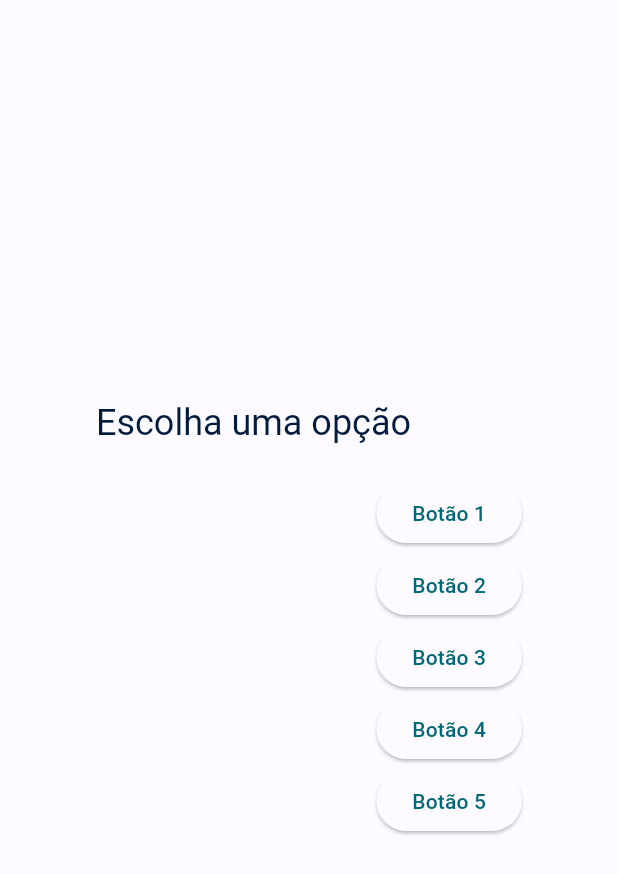
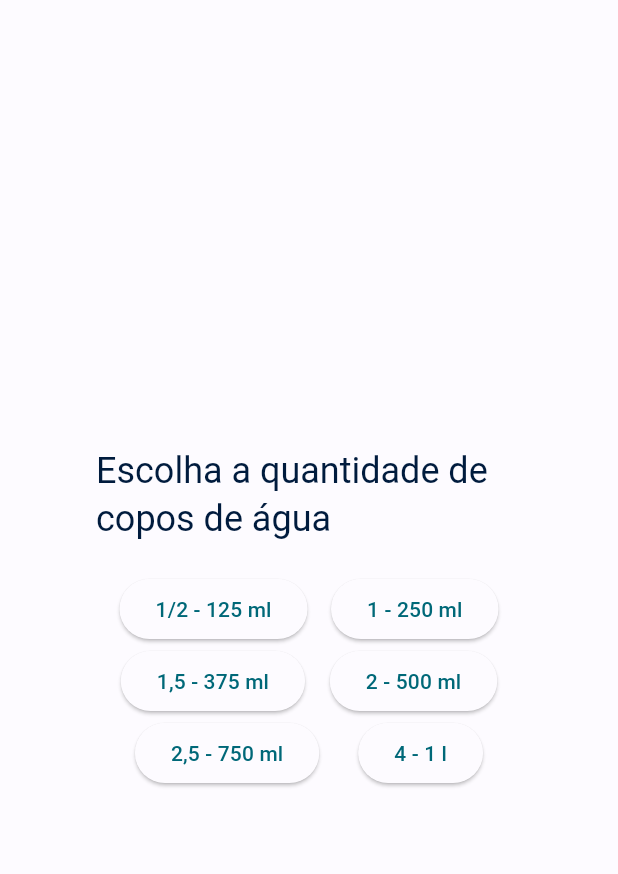
Before and after one commit to MatheusLSantos/waterapp, a Flutter app: the WaterSeleciton widget shown alone on an empty page, opened directly, on a phone screen of 412 x 824 dp. Shown: the top 874 px of the screen. Run offline on Flutter 3.47's test engine with Material 2 defaults, Android fonts, the phone set to English and light mode, and no system bars; our stand-ins replace lottie.

Commit message:
change water selection

```diff
--- a/lib/components/water_selection.dart
+++ b/lib/components/water_selection.dart
@@ -8,42 +8,70 @@ class WaterSeleciton extends StatelessWidget {
   @override
   Widget build(BuildContext context) {
     return AlertDialog(
-      title: Text('Escolha uma opção'),
+      title: Text('Escolha a quantidade de copos de água'),
       actions: <Widget>[
+        Row(
+          mainAxisAlignment: MainAxisAlignment.spaceEvenly,
+          children: [
             ElevatedButton(
               onPressed: () {
-            onButtonPressed(1);
+                onButtonPressed(125);
                 Navigator.of(context).pop();
               },
-          child: Text('Botão 1'),
+              child: Container(child: Column(
+                children: [
+                  Text('1/2 - 125 ml'),
+                ],
+              )),
             ),
             ElevatedButton(
               onPressed: () {
-            onButtonPressed(2);
+                onButtonPressed(250);
                 Navigator.of(context).pop();
               },
-          child: Text('Botão 2'),
+              child: Text('1 - 250 ml'),
+            ),
+          ],
+        ),
+
+        Row(
+          mainAxisAlignment: MainAxisAlignment.spaceEvenly,
+          children: [
+            ElevatedButton(
+              onPressed: () {
+                onButtonPressed(375);
+                Navigator.of(context).pop();
+              },
+              child: Text('1,5 - 375 ml'),
             ),
             ElevatedButton(
               onPressed: () {
-            onButtonPressed(3);
+                onButtonPressed(500);
                 Navigator.of(context).pop();
               },
-          child: Text('Botão 3'),
+              child: Text('2 - 500 ml'),
+            ),
+          ],
+        ),
+
+        Row(
+          mainAxisAlignment: MainAxisAlignment.spaceEvenly,
+          children: [
+            ElevatedButton(
+              onPressed: () {
+                onButtonPressed(750);
+                Navigator.of(context).pop();
+              },
+              child: Text('2,5 - 750 ml'),
             ),
             ElevatedButton(
               onPressed: () {
-            onButtonPressed(4);
+                onButtonPressed(1000);
                 Navigator.of(context).pop();
               },
-          child: Text('Botão 4'),
+              child: Text('4 - 1 l'),
             ),
-        ElevatedButton(
-          onPressed: () {
-            onButtonPressed(5);
-            Navigator.of(context).pop();
-          },
-          child: Text('Botão 5'),
+          ],
         ),
       ],
     );
```
Lines whose indentation alone changed are shown as unchanged.
